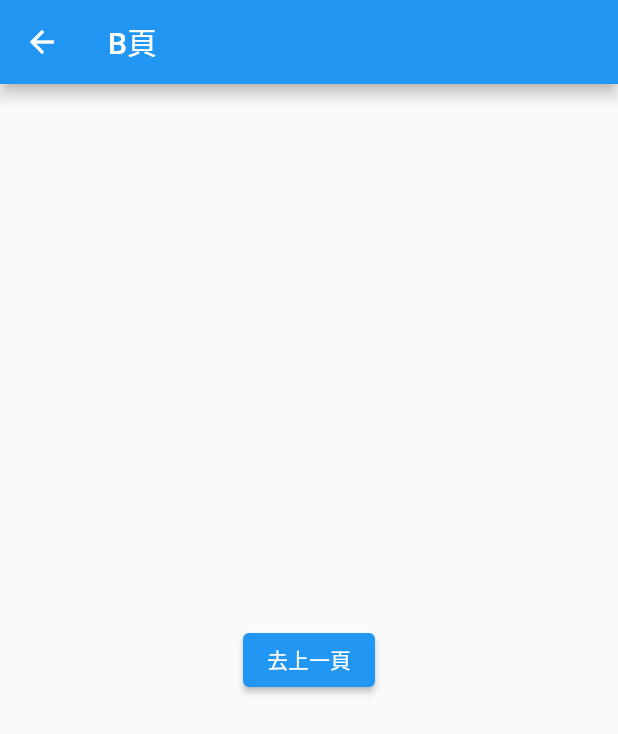
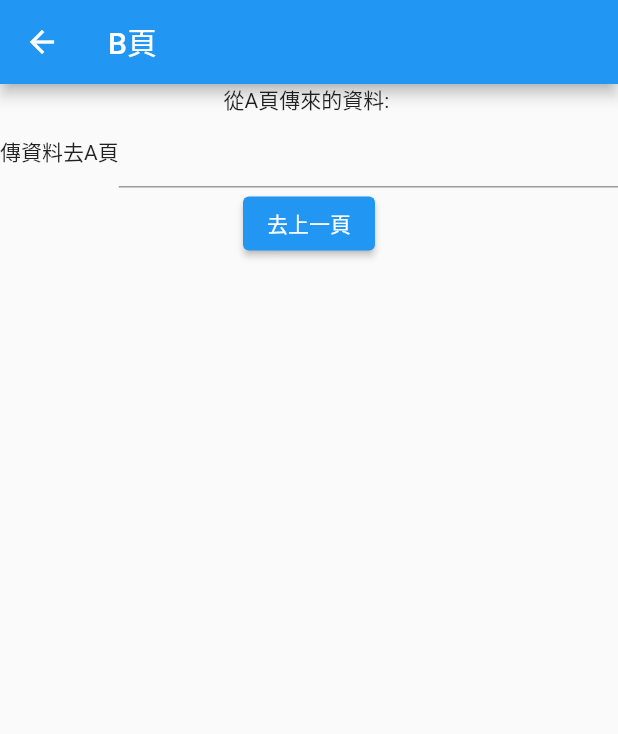
Before and after one commit to fenturechance/flutterPractice2021, a Flutter app: the screen it shows after launch, after a tap on "去B頁", on a phone screen of 412 x 824 dp. Shown: the top 734 px of the screen. Run offline on Flutter 3.47's test engine with Material 2 defaults, Android fonts, the phone set to English and light mode, and no system bars.

Commit message:
send data to a b page

```diff
--- a/lib/a_page.dart
+++ b/lib/a_page.dart
@@ -9,6 +9,8 @@ class APage extends StatefulWidget {
 }
 
 class _APageState extends State<APage> {
+  TextEditingController controller = TextEditingController();
+  String? textFromB = '';
   @override
   Widget build(BuildContext context) {
     return Scaffold(
@@ -16,14 +18,40 @@ class _APageState extends State<APage> {
         title: Text('A頁'),
       ),
       body: Center(
-        child: ElevatedButton(
-          child: Text('去B頁'),
-          onPressed: () {
-            Navigator.push(
-                context, MaterialPageRoute(builder: (context) => BPage()));
-          },
-        ),
-      ),
+          child: Column(
+        children: [
+          Row(
+            children: [
+              Text('傳資料去B頁'),
+              Expanded(
+                child: TextField(
+                  controller: controller,
+                ),
+              )
+            ],
+          ),
+          ElevatedButton(
+            child: Text('去B頁'),
+            onPressed: () {
+              gotoBPage(context);
+            },
+          ),
+          Text('從B頁傳來的資料:$textFromB')
+        ],
+      )),
     );
   }
+
+  void gotoBPage(BuildContext context) async {
+    String? newText;
+    newText = await Navigator.push(
+        context,
+        MaterialPageRoute(
+            builder: (context) => BPage(
+                  textInput: controller.text,
+                )));
+    setState(() {
+      textFromB = newText;
+    });
+  }
 }
--- a/lib/b_page.dart
+++ b/lib/b_page.dart
@@ -1,13 +1,17 @@
 import 'package:flutter/material.dart';
 
 class BPage extends StatefulWidget {
-  const BPage({Key? key}) : super(key: key);
+  final String? textInput;
+  const BPage({Key? key, this.textInput}) : super(key: key);
 
   @override
-  _BPageState createState() => _BPageState();
+  _BPageState createState() => _BPageState(textInput: textInput);
 }
 
 class _BPageState extends State<BPage> {
+  final String? textInput;
+  TextEditingController controller = TextEditingController();
+  _BPageState({this.textInput});
   @override
   Widget build(BuildContext context) {
     return Scaffold(
@@ -15,13 +19,27 @@ class _BPageState extends State<BPage> {
         title: Text('B頁'),
       ),
       body: Center(
-        child: ElevatedButton(
-          child: Text('去上一頁'),
-          onPressed: () {
-            Navigator.pop(context);
-          },
-        ),
-      ),
+          child: Column(
+        children: [
+          Text('從A頁傳來的資料: $textInput'),
+          Row(
+            children: [
+              Text('傳資料去A頁'),
+              Expanded(
+                child: TextField(
+                  controller: controller,
+                ),
+              )
+            ],
+          ),
+          ElevatedButton(
+            child: Text('去上一頁'),
+            onPressed: () {
+              Navigator.pop(context, controller.text);
+            },
+          ),
+        ],
+      )),
     );
   }
 }
```
